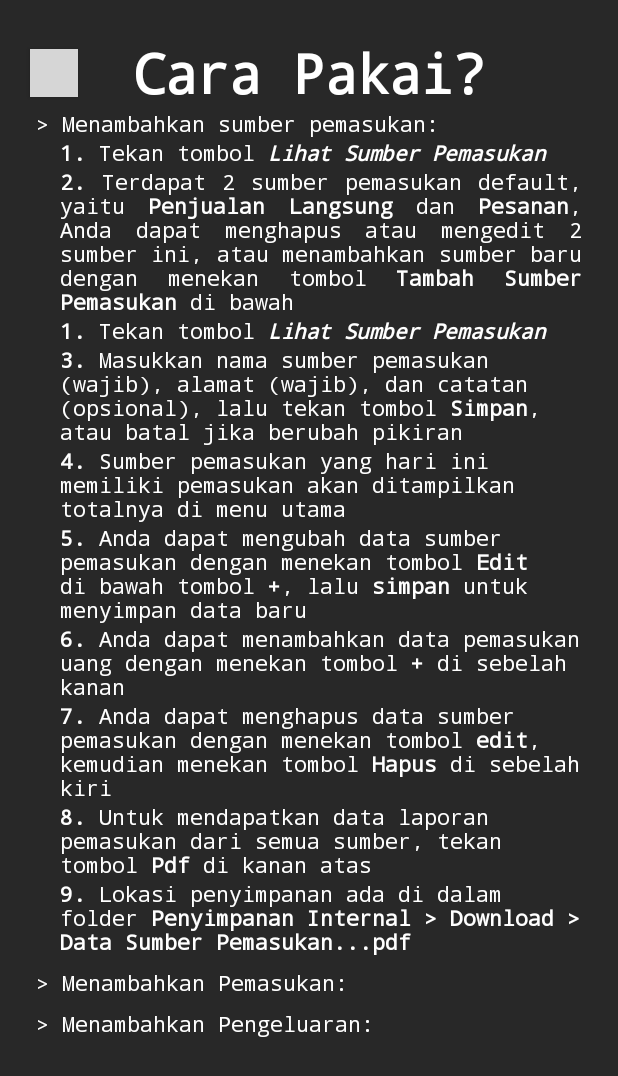
After one commit to Clavers07/cui-jaya-dashboard, an Android app: the TutorialActivity screen opened directly, with no data from a screen before it, on a phone screen of 412 x 824 dp. The commit adds this screen. Shown: the top 1076 px of the screen. Run offline under Robolectric (Android 15) with nearby library versions, the phone set to English and light mode, and no system bars; grey boxes are pictures that could not be loaded.

Commit message:
Upgrade UX info & Add Tutorial menu

```diff
--- a/app/src/main/AndroidManifest.xml
+++ b/app/src/main/AndroidManifest.xml
@@ -16,6 +16,9 @@
         android:supportsRtl="true"
         android:theme="@style/Theme.Database"
         tools:targetApi="31">
+        <activity
+            android:name=".TutorialActivity"
+            android:exported="false" />
         <activity
             android:name=".InfoActivity"
             android:exported="false" />
--- a/app/src/main/java/com/example/database/MainActivity.kt
+++ b/app/src/main/java/com/example/database/MainActivity.kt
@@ -55,6 +55,11 @@ class MainActivity : AppCompatActivity() {
                 startActivity(it)
             }
         }
+        binding.bantuan.setOnClickListener {
+            Intent(this, TutorialActivity::class.java).also {
+                startActivity(it)
+            }
+        }
 
     }
 
--- /dev/null
+++ b/app/src/main/java/com/example/database/TutorialActivity.kt
@@ -0,0 +1,55 @@
+package com.example.database
+
+import android.os.Bundle
+import android.view.View
+import androidx.activity.enableEdgeToEdge
+import androidx.appcompat.app.AppCompatActivity
+import androidx.core.view.ViewCompat
+import androidx.core.view.WindowInsetsCompat
+import com.example.database.databinding.ActivityTutorialBinding
+
+class TutorialActivity : AppCompatActivity() {
+
+    private lateinit var binding: ActivityTutorialBinding
+
+    override fun onCreate(savedInstanceState: Bundle?) {
+        super.onCreate(savedInstanceState)
+        enableEdgeToEdge()
+
+        binding = ActivityTutorialBinding.inflate(layoutInflater)
+        setContentView(binding.root)
+
+        ViewCompat.setOnApplyWindowInsetsListener(findViewById(R.id.main)) { v, insets ->
+            val systemBars = insets.getInsets(WindowInsetsCompat.Type.systemBars())
+            v.setPadding(systemBars.left, systemBars.top, systemBars.right, systemBars.bottom)
+            insets
+        }
+        binding.kembali.setOnClickListener {
+            finish()
+        }
+
+        binding.tutor1.setOnClickListener{
+            if (binding.contentTutor1.visibility == View.GONE) {
+                binding.contentTutor1.visibility = View.VISIBLE
+            } else {
+                binding.contentTutor1.visibility = View.GONE
+            }
+        }
+        binding.tutor2.setOnClickListener{
+            if (binding.contentTutor2.visibility == View.GONE) {
+                binding.contentTutor2.visibility = View.VISIBLE
+            } else {
+                binding.contentTutor2.visibility = View.GONE
+            }
+        }
+        binding.tutor3.setOnClickListener{
+            if (binding.contentTutor3.visibility == View.GONE) {
+                binding.contentTutor3.visibility = View.VISIBLE
+            } else {
+                binding.contentTutor3.visibility = View.GONE
+            }
+        }
+
+
+    }
+}
--- /dev/null
+++ b/app/src/main/res/drawable/question.xml
@@ -0,0 +1,5 @@
+<vector xmlns:android="http://schemas.android.com/apk/res/android" android:height="24dp" android:tint="#FFFFFF" android:viewportHeight="24" android:viewportWidth="24" android:width="24dp">
+
+    <path android:fillColor="@android:color/white" android:pathData="M11.07,12.85c0.77,-1.39 2.25,-2.21 3.11,-3.44c0.91,-1.29 0.4,-3.7 -2.18,-3.7c-1.69,0 -2.52,1.28 -2.87,2.34L6.54,6.96C7.25,4.83 9.18,3 11.99,3c2.35,0 3.96,1.07 4.78,2.41c0.7,1.15 1.11,3.3 0.03,4.9c-1.2,1.77 -2.35,2.31 -2.97,3.45c-0.25,0.46 -0.35,0.76 -0.35,2.24h-2.89C10.58,15.22 10.46,13.95 11.07,12.85zM14,20c0,1.1 -0.9,2 -2,2s-2,-0.9 -2,-2c0,-1.1 0.9,-2 2,-2S14,18.9 14,20z"/>
+
+</vector>
--- a/app/src/main/res/layout/activity_info.xml
+++ b/app/src/main/res/layout/activity_info.xml
@@ -32,7 +32,7 @@
             android:id="@+id/title"
             android:layout_width="wrap_content"
             android:layout_height="wrap_content"
-            android:drawableStart="@drawable/dev_board"
+            android:drawableEnd="@drawable/dev_board"
             android:drawablePadding="16dp"
             android:fontFamily="monospace"
             android:text="Pengembang"
--- /dev/null
+++ b/app/src/main/res/layout/activity_tutorial.xml
@@ -0,0 +1,369 @@
+<?xml version="1.0" encoding="utf-8"?>
+<androidx.constraintlayout.widget.ConstraintLayout xmlns:android="http://schemas.android.com/apk/res/android"
+    xmlns:app="http://schemas.android.com/apk/res-auto"
+    xmlns:tools="http://schemas.android.com/tools"
+    android:id="@+id/main"
+    android:layout_width="match_parent"
+    android:background="#282828"
+    android:layout_height="match_parent"
+    tools:context=".TutorialActivity">
+
+    <androidx.constraintlayout.widget.ConstraintLayout
+        android:id="@+id/header"
+        android:layout_width="match_parent"
+        android:layout_height="wrap_content"
+        android:paddingTop="24dp"
+        app:layout_constraintEnd_toEndOf="parent"
+        app:layout_constraintStart_toStartOf="parent"
+        app:layout_constraintTop_toTopOf="parent">
+
+        <androidx.appcompat.widget.AppCompatButton
+            android:id="@+id/kembali"
+            android:layout_width="32dp"
+            android:layout_height="32dp"
+            android:layout_marginStart="20dp"
+            android:background="@drawable/baseline_arrow_back_ios_new_24"
+            app:layout_constraintBottom_toBottomOf="@id/title"
+            app:layout_constraintStart_toStartOf="parent"
+            app:layout_constraintTop_toTopOf="@id/title"
+            tools:ignore="MissingConstraints" />
+
+        <TextView
+            android:id="@+id/title"
+            android:layout_width="wrap_content"
+            android:layout_height="wrap_content"
+            android:fontFamily="monospace"
+            android:text="Cara Pakai?"
+            android:textAlignment="center"
+            android:textColor="@color/white"
+            android:textSize="36dp"
+            android:textStyle="bold"
+            app:layout_constraintBottom_toBottomOf="parent"
+            app:layout_constraintEnd_toEndOf="parent"
+            app:layout_constraintStart_toStartOf="parent"
+            app:layout_constraintTop_toTopOf="parent">
+
+        </TextView>
+
+    </androidx.constraintlayout.widget.ConstraintLayout>
+
+    <ScrollView
+        android:layout_width="match_parent"
+        android:layout_height="0dp"
+        app:layout_constraintBottom_toBottomOf="parent"
+        app:layout_constraintTop_toBottomOf="@id/header">
+
+        <LinearLayout
+            android:layout_width="match_parent"
+            android:layout_height="wrap_content"
+            android:orientation="vertical"
+            android:paddingStart="24dp"
+            android:paddingEnd="24dp">
+
+            <TextView
+                android:id="@+id/tutor_1"
+                android:layout_width="match_parent"
+                android:layout_height="wrap_content"
+                android:fontFamily="monospace"
+                android:text="> Menambahkan sumber pemasukan:"
+
+                android:textColor="@color/white" />
+
+            <LinearLayout
+                android:id="@+id/content_tutor_1"
+                android:layout_width="match_parent"
+                android:layout_height="match_parent"
+                android:orientation="vertical"
+                android:paddingStart="16dp">
+
+                <TextView
+                    android:layout_width="match_parent"
+                    android:layout_height="wrap_content"
+                    android:fontFamily="monospace"
+
+                    android:text="@string/sumber_1"
+
+                    android:textColor="@color/white" />
+
+                <TextView
+                    android:layout_width="match_parent"
+                    android:layout_height="wrap_content"
+                    android:fontFamily="monospace"
+                    android:justificationMode="inter_word"
+                    android:text="@string/sumber_2"
+                    android:textColor="@color/white" />
+
+                <TextView
+                    android:layout_width="match_parent"
+                    android:layout_height="wrap_content"
+                    android:fontFamily="monospace"
+                    android:text="@string/sumber_1"
+
+                    android:textColor="@color/white" />
+
+                <TextView
+                    android:layout_width="match_parent"
+                    android:layout_height="wrap_content"
+                    android:fontFamily="monospace"
+                    android:text="@string/sumber_3"
+
+                    android:textColor="@color/white" />
+
+                <TextView
+                    android:layout_width="match_parent"
+                    android:layout_height="wrap_content"
+                    android:fontFamily="monospace"
+                    android:text="@string/sumber_4"
+
+                    android:textColor="@color/white" />
+
+                <TextView
+                    android:layout_width="match_parent"
+                    android:layout_height="wrap_content"
+                    android:fontFamily="monospace"
+                    android:text="@string/sumber_5"
+
+                    android:textColor="@color/white" />
+
+                <TextView
+                    android:layout_width="match_parent"
+                    android:layout_height="wrap_content"
+                    android:fontFamily="monospace"
+                    android:text="@string/sumber_6"
+
+                    android:textColor="@color/white" />
+
+                <TextView
+                    android:layout_width="match_parent"
+                    android:layout_height="wrap_content"
+                    android:fontFamily="monospace"
+                    android:text="@string/sumber_7"
+
+                    android:textColor="@color/white" />
+
+                <TextView
+                    android:layout_width="match_parent"
+                    android:layout_height="wrap_content"
+                    android:fontFamily="monospace"
+                    android:text="@string/sumber_8"
+
+                    android:textColor="@color/white" />
+
+                <TextView
+                    android:layout_width="match_parent"
+                    android:layout_height="wrap_content"
+                    android:fontFamily="monospace"
+
+                    android:text="@string/sumber_9"
+
+                    android:textColor="@color/white" />
+            </LinearLayout>
+
+            <TextView
+                android:id="@+id/tutor_2"
+                android:layout_width="match_parent"
+                android:layout_height="wrap_content"
+                android:fontFamily="monospace"
+                android:paddingTop="8dp"
+                android:text="> Menambahkan Pemasukan:"
+
+                android:textColor="@color/white" />
+
+            <LinearLayout
+                android:id="@+id/content_tutor_2"
+                android:layout_width="match_parent"
+                android:layout_height="wrap_content"
+                android:orientation="vertical"
+                android:paddingStart="16dp"
+                android:visibility="gone">
+
+                <TextView
+                    android:layout_width="match_parent"
+                    android:layout_height="wrap_content"
+                    android:fontFamily="monospace"
+
+                    android:text="@string/pemasukan_1"
+
+                    android:textColor="@color/white" />
+
+                <TextView
+                    android:layout_width="match_parent"
+                    android:layout_height="wrap_content"
+                    android:fontFamily="monospace"
+                    android:justificationMode="inter_word"
+                    android:text="@string/sumber_2"
+                    android:textColor="@color/white" />
+
+                <TextView
+                    android:layout_width="match_parent"
+                    android:layout_height="wrap_content"
+                    android:fontFamily="monospace"
+                    android:text="@string/pemasukan_2"
+
+                    android:textColor="@color/white" />
+
+                <TextView
+                    android:layout_width="match_parent"
+                    android:layout_height="wrap_content"
+                    android:fontFamily="monospace"
+                    android:text="@string/pemasukan_3"
+
+                    android:textColor="@color/white" />
+
+                <TextView
+                    android:layout_width="match_parent"
+                    android:layout_height="wrap_content"
+                    android:fontFamily="monospace"
+                    android:text="@string/pemasukan_4"
+
+                    android:textColor="@color/white" />
+
+                <TextView
+                    android:layout_width="match_parent"
+                    android:layout_height="wrap_content"
+                    android:fontFamily="monospace"
+                    android:text="@string/pemasukan_5"
+
+                    android:textColor="@color/white" />
+
+                <TextView
+                    android:layout_width="match_parent"
+                    android:layout_height="wrap_content"
+                    android:fontFamily="monospace"
+                    android:text="@string/pemasukan_6"
+
+                    android:textColor="@color/white" />
+
+                <TextView
+                    android:layout_width="match_parent"
+                    android:layout_height="wrap_content"
+                    android:fontFamily="monospace"
+                    android:text="@string/pemasukan_7"
+
+                    android:textColor="@color/white" />
+
+                <TextView
+                    android:layout_width="match_parent"
+                    android:layout_height="wrap_content"
+                    android:fontFamily="monospace"
+                    android:text="@string/pemasukan_8"
+
+                    android:textColor="@color/white" />
+
+                <TextView
+                    android:layout_width="match_parent"
+                    android:layout_height="wrap_content"
+                    android:fontFamily="monospace"
+
+                    android:text="@string/pemasukan_9"
+
+                    android:textColor="@color/white" />
+            </LinearLayout>
+
+            <TextView
+                android:id="@+id/tutor_3"
+                android:layout_width="match_parent"
+                android:layout_height="wrap_content"
+                android:fontFamily="monospace"
+                android:paddingTop="8dp"
+                android:text="> Menambahkan Pengeluaran:"
+
+                android:textColor="@color/white" />
+
+            <LinearLayout
+                android:id="@+id/content_tutor_3"
+                android:layout_width="match_parent"
+                android:layout_height="match_parent"
+                android:layout_marginBottom="24dp"
+                android:orientation="vertical"
+                android:paddingStart="16dp"
+                android:visibility="gone">
+
+                <TextView
+                    android:layout_width="match_parent"
+                    android:layout_height="wrap_content"
+                    android:fontFamily="monospace"
+
+                    android:text="@string/bahan_1"
+
+                    android:textColor="@color/white" />
+
+                <TextView
+                    android:layout_width="match_parent"
+                    android:layout_height="wrap_content"
+                    android:fontFamily="monospace"
+                    android:justificationMode="inter_word"
+                    android:text="@string/bahan_2"
+
+                    android:textColor="@color/white" />
+
+                <TextView
+                    android:layout_width="match_parent"
+                    android:layout_height="wrap_content"
+                    android:fontFamily="monospace"
+                    android:text="@string/bahan_3"
+
+                    android:textColor="@color/white" />
+
+                <TextView
+                    android:layout_width="match_parent"
+                    android:layout_height="wrap_content"
+                    android:fontFamily="monospace"
+                    android:text="@string/bahan_4"
+
+                    android:textColor="@color/white" />
+
+                <TextView
+                    android:layout_width="match_parent"
+                    android:layout_height="wrap_content"
+                    android:fontFamily="monospace"
+                    android:text="@string/bahan_5"
+
+                    android:textColor="@color/white" />
+
+                <TextView
+                    android:layout_width="match_parent"
+                    android:layout_height="wrap_content"
+                    android:fontFamily="monospace"
+                    android:text="@string/bahan_6"
+
+                    android:textColor="@color/white" />
+
+                <TextView
+                    android:layout_width="match_parent"
+                    android:layout_height="wrap_content"
+                    android:fontFamily="monospace"
+                    android:text="@string/bahan_7"
+
+                    android:textColor="@color/white" />
+
+                <TextView
+                    android:layout_width="match_parent"
+                    android:layout_height="wrap_content"
+                    android:fontFamily="monospace"
+                    android:text="@string/bahan_8"
+
+                    android:textColor="@color/white" />
+
+                <TextView
+                    android:layout_width="match_parent"
+                    android:layout_height="wrap_content"
+                    android:fontFamily="monospace"
+                    android:text="@string/pemasukan_8"
+
+                    android:textColor="@color/white" />
+
+                <TextView
+                    android:layout_width="match_parent"
+                    android:layout_height="wrap_content"
+                    android:fontFamily="monospace"
+
+                    android:text="@string/pemasukan_9"
+
+                    android:textColor="@color/white" />
+            </LinearLayout>
+
+        </LinearLayout>
+    </ScrollView>
+
+</androidx.constraintlayout.widget.ConstraintLayout>
--- a/app/src/main/res/values/strings.xml
+++ b/app/src/main/res/values/strings.xml
@@ -16,4 +16,39 @@
     <string name="batalkan_string">Batalkan</string>
     <string name="simpan_string">Simpan</string>
     <string name="lihat_sumber"><u>Lihat Sumber Pemasukan</u></string>
+
+    <string name="sumber_1"><b>1.</b> Tekan tombol <b><i>Lihat Sumber Pemasukan</i></b></string>
+    <string name="sumber_2"><b>2.</b> Terdapat 2 sumber pemasukan default, yaitu <b>Penjualan Langsung</b> dan <b>Pesanan</b>, Anda dapat menghapus atau mengedit 2 sumber ini, atau menambahkan sumber baru dengan menekan tombol <b>Tambah Sumber Pemasukan</b> di bawah</string>
+    <string name="sumber_3"><b>3.</b> Masukkan nama sumber pemasukan (wajib), alamat (wajib), dan catatan (opsional), lalu tekan tombol <b>Simpan</b>, atau batal jika berubah pikiran</string>
+    <string name="sumber_4"><b>4.</b> Sumber pemasukan yang hari ini memiliki pemasukan akan ditampilkan totalnya di menu utama</string>
+    <string name="sumber_5"><b>5.</b> Anda dapat mengubah data sumber pemasukan dengan menekan tombol <b>Edit</b> di bawah tombol <b>+</b>, lalu <b>simpan</b> untuk menyimpan data baru</string>
+    <string name="sumber_6"><b>6.</b> Anda dapat menambahkan data pemasukan uang dengan menekan tombol <b>+</b> di sebelah kanan</string>
+    <string name="sumber_7"><b>7.</b> Anda dapat menghapus data sumber pemasukan dengan menekan tombol <b>edit</b>, kemudian menekan tombol <b>Hapus</b> di sebelah kiri</string>
+    <string name="sumber_8"><b>8.</b> Untuk mendapatkan data laporan pemasukan dari semua sumber, tekan tombol <b>Pdf</b> di kanan atas</string>
+    <string name="sumber_9"><b>9.</b> Lokasi penyimpanan ada di dalam folder <b>Penyimpanan Internal > Download > Data Sumber Pemasukan...pdf</b></string>
+
+    <string name="pemasukan_1"><b>1.</b> Masuk ke menu Pemasukan dengan menekan tombol <b>Pemasukan</b></string>
+    <string name="pemasukan_2"><b>2.</b> Tekan tombol <b>Tambah Pemasukan</b></string>
+    <string name="pemasukan_3"><b>3.</b> Pilih dari mana sumber pemasukan, lalu tekan tombol <b>+</b> nya</string>
+    <string name="pemasukan_4"><b>4.</b> Masukkan nilai pemasukan (wajib, format bebas asalkan ada nilainya), catatan (opsional), lalu tekan tombol <b>Simpan</b>, atau batal jika berubah pikiran</string>
+    <string name="pemasukan_5"><b>5.</b> Data total pemasukan akan ditampilkan di menu utama</string>
+    <string name="pemasukan_6"><b>6.</b> Anda dapat mengubah data pemasukan yang sudah ada dengan menekan tombol <b>Edit</b> di atas nilai pemasukan, lalu <b>simpan</b> untuk menyimpan data baru</string>
+    <string name="pemasukan_7"><b>7.</b> Anda dapat menghapus data pemasukan dengan masuk ke menu editnya, kemudian menekan tombol <b>Hapus</b> di sebelah kiri</string>
+    <string name="pemasukan_8"><b>8.</b> Untuk mendapatkan data laporan pemasukan dari semua sumber, tekan tombol <b>Pdf</b> di kanan atas</string>
+    <string name="pemasukan_9"><b>9.</b> Lokasi penyimpanan ada di dalam folder <b>Penyimpanan Internal > Download > Data Pemasukan...pdf</b></string>
+
+    <string name="bahan_1"><b>1.</b> Masuk ke menu Pengeluaran dengan menekan tombol <b>Pengeluaran</b></string>
+    <string name="bahan_2"><b>2.</b> Tekan tombol <b>Tambah Pengeluaran</b></string>
+    <string name="bahan_3"><b>3.</b> Masukkan nama judul pengeluaran (wajib), harga (wajib), dan catatan (opsional), lalu tekan tombol <b>Simpan</b>, atau <b>kembali</b> jika berubah pikiran</string>
+    <string name="bahan_4"><b>4.</b> Data total pengeluaran akan ditampilkan di menu utama</string>
+    <string name="bahan_5"><b>5.</b> Anda dapat mengubah data pengeluaran yang sudah ada dengan menekan tombol <b>pensil</b>, lalu <b>simpan</b> untuk menyimpan data baru</string>
+    <string name="bahan_6"><b>6.</b> Anda dapat menghapus data pengeluaran dengan menekan tombol <b>keranjang sampah</b></string>
+    <string name="bahan_7"><b>7.</b> Untuk mendapatkan data laporan pengeluaran, tekan tombol <b>Pdf</b> di kanan atas</string>
+    <string name="bahan_8"><b>8.</b> Lokasi penyimpanan ada di dalam folder <b>Penyimpanan Internal > Download > Data Pengeluaran...pdf</b></string>
+
+
+
+
+
+
 </resources>
```
